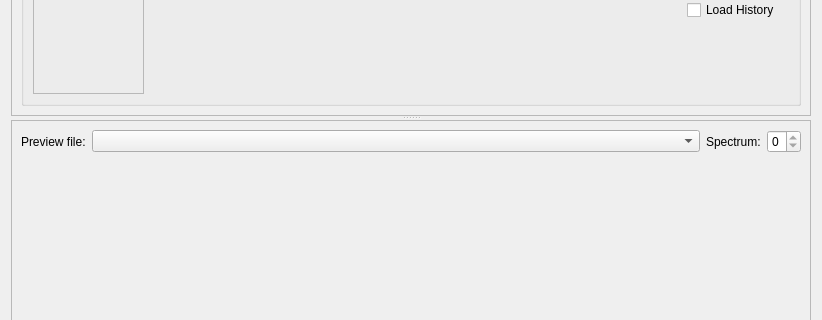
Above: qt/scientific_interfaces/Indirect/IndirectDataAnalysisElwinTab.ui from mantidproject/mantid before the change; both pictures show x 0 to 822 and y 210 to 530 of the 822 by 731 pixel window. Below: the same form after it.
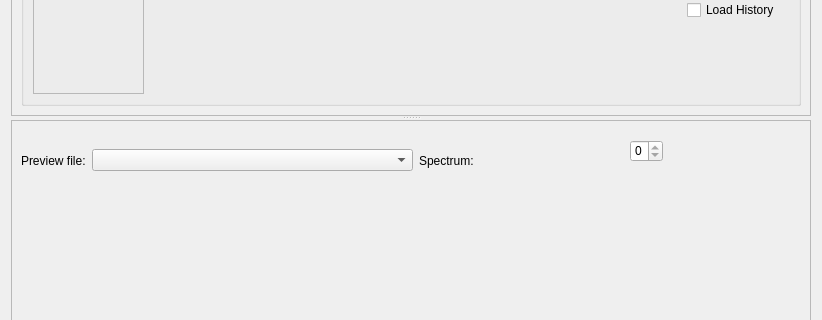
That is the form after the change. Custom widgets are drawn as their Qt base class.

Commit message:
29536 improved functionality for plotting from workspaces
Needed to change how plotting works when loading spectra from a workspace as opposed to all spectra direct from file.

What changed in the file:
```diff
--- a/qt/scientific_interfaces/Indirect/IndirectDataAnalysisElwinTab.ui
+++ b/qt/scientific_interfaces/Indirect/IndirectDataAnalysisElwinTab.ui
@@ -282,7 +282,7 @@
          <x>0</x>
          <y>0</y>
          <width>798</width>
-         <height>426</height>
+         <height>405</height>
         </rect>
        </property>
        <property name="minimumSize">
@@ -326,10 +326,61 @@
                </widget>
               </item>
               <item>
-               <widget class="QSpinBox" name="spPreviewSpec">
-                <property name="maximum">
-                 <number>0</number>
+               <widget class="QStackedWidget" name="elwinPreviewSpec">
+                <property name="sizePolicy">
+                 <sizepolicy hsizetype="Preferred" vsizetype="Preferred">
+                  <horstretch>0</horstretch>
+                  <verstretch>0</verstretch>
+                 </sizepolicy>
                 </property>
+                <property name="minimumSize">
+                 <size>
+                  <width>0</width>
+                  <height>50</height>
+                 </size>
+                </property>
+                <property name="lineWidth">
+                 <number>-1</number>
+                </property>
+                <widget class="QWidget" name="pgPlotSpinBox">
+                 <widget class="QSpinBox" name="spPlotSpectrum">
+                  <property name="geometry">
+                   <rect>
+                    <x>150</x>
+                    <y>10</y>
+                    <width>33</width>
+                    <height>22</height>
+                   </rect>
+                  </property>
+                  <property name="sizePolicy">
+                   <sizepolicy hsizetype="Fixed" vsizetype="Expanding">
+                    <horstretch>0</horstretch>
+                    <verstretch>0</verstretch>
+                   </sizepolicy>
+                  </property>
+                  <property name="maximum">
+                   <number>0</number>
+                  </property>
+                 </widget>
+                </widget>
+                <widget class="QWidget" name="pgPlotCombo">
+                 <widget class="QComboBox" name="cbPlotSpectrum">
+                  <property name="geometry">
+                   <rect>
+                    <x>170</x>
+                    <y>10</y>
+                    <width>73</width>
+                    <height>22</height>
+                   </rect>
+                  </property>
+                  <property name="sizePolicy">
+                   <sizepolicy hsizetype="Fixed" vsizetype="Expanding">
+                    <horstretch>0</horstretch>
+                    <verstretch>0</verstretch>
+                   </sizepolicy>
+                  </property>
+                 </widget>
+                </widget>
                </widget>
               </item>
              </layout>
```
Left out of the diff: 4 changed lines with no effect on the pictures. The commit also changes 2 other files.
